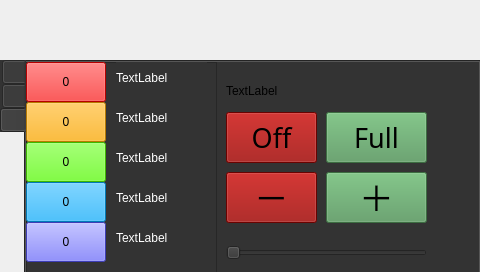
This is src/testing/Burgler/mainwindow.ui in nickguthrie/embedd-gui as Qt 5 draws it before an edit. The edited form follows.
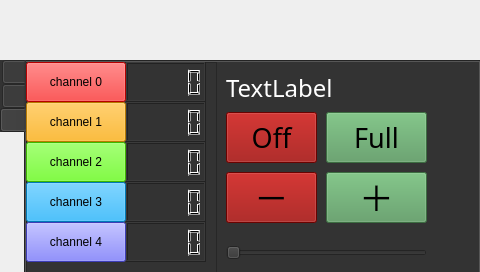
This is the edited form. Icons and pictures are not drawn.

Commit message: Good working version of channels.

```diff
--- a/src/testing/Burgler/mainwindow.ui
+++ b/src/testing/Burgler/mainwindow.ui
@@ -317,13 +317,13 @@
         <rect>
          <x>0</x>
          <y>0</y>
-         <width>80</width>
+         <width>100</width>
          <height>40</height>
         </rect>
        </property>
        <property name="minimumSize">
         <size>
-         <width>80</width>
+         <width>100</width>
          <height>40</height>
         </size>
        </property>
@@ -337,7 +337,7 @@
         <string notr="true">background-color: rgb(255, 0, 0);</string>
        </property>
        <property name="text">
-        <string>0</string>
+        <string>channel 0</string>
        </property>
       </widget>
       <widget class="QPushButton" name="cbutton_02">
@@ -345,13 +345,13 @@
         <rect>
          <x>0</x>
          <y>40</y>
-         <width>80</width>
+         <width>100</width>
          <height>40</height>
         </rect>
        </property>
        <property name="minimumSize">
         <size>
-         <width>80</width>
+         <width>100</width>
          <height>40</height>
         </size>
        </property>
@@ -365,7 +365,7 @@
         <string notr="true">background-color: rgb(255, 170, 0);</string>
        </property>
        <property name="text">
-        <string>0</string>
+        <string>channel 1</string>
        </property>
       </widget>
       <widget class="QPushButton" name="cbutton_03">
@@ -373,13 +373,13 @@
         <rect>
          <x>0</x>
          <y>80</y>
-         <width>80</width>
+         <width>100</width>
          <height>40</height>
         </rect>
        </property>
        <property name="minimumSize">
         <size>
-         <width>80</width>
+         <width>100</width>
          <height>40</height>
         </size>
        </property>
@@ -393,7 +393,7 @@
         <string notr="true">background-color: rgb(85, 255, 0);</string>
        </property>
        <property name="text">
-        <string>0</string>
+        <string>channel 2</string>
        </property>
       </widget>
       <widget class="QPushButton" name="cbutton_04">
@@ -401,13 +401,13 @@
         <rect>
          <x>0</x>
          <y>120</y>
-         <width>80</width>
+         <width>100</width>
          <height>40</height>
         </rect>
        </property>
        <property name="minimumSize">
         <size>
-         <width>80</width>
+         <width>100</width>
          <height>40</height>
         </size>
        </property>
@@ -421,7 +421,7 @@
         <string notr="true">background-color: rgb(0, 170, 255);</string>
        </property>
        <property name="text">
-        <string>0</string>
+        <string>channel 3</string>
        </property>
       </widget>
       <widget class="QPushButton" name="cbutton_05">
@@ -429,13 +429,13 @@
         <rect>
          <x>0</x>
          <y>160</y>
-         <width>80</width>
+         <width>100</width>
          <height>40</height>
         </rect>
        </property>
        <property name="minimumSize">
         <size>
-         <width>80</width>
+         <width>100</width>
          <height>40</height>
         </size>
        </property>
@@ -449,87 +449,87 @@
         <string notr="true">background-color: rgb(85, 85, 255);</string>
        </property>
        <property name="text">
-        <string>0</string>
+        <string>channel 4</string>
        </property>
       </widget>
-      <widget class="QLabel" name="label_2">
+      <widget class="QLCDNumber" name="lcd_0">
        <property name="geometry">
         <rect>
-         <x>90</x>
+         <x>100</x>
          <y>0</y>
-         <width>91</width>
-         <height>31</height>
+         <width>80</width>
+         <height>40</height>
         </rect>
        </property>
-       <property name="styleSheet">
-        <string notr="true">color: rgb(255, 255, 255);</string>
-       </property>
-       <property name="text">
-        <string>TextLabel</string>
+       <property name="minimumSize">
+        <size>
+         <width>80</width>
+         <height>40</height>
+        </size>
        </property>
       </widget>
-      <widget class="QLabel" name="label_3">
+      <widget class="QLCDNumber" name="lcd_1">
        <property name="geometry">
         <rect>
-         <x>90</x>
+         <x>100</x>
          <y>40</y>
-         <width>91</width>
-         <height>31</height>
+         <width>80</width>
+         <height>40</height>
         </rect>
        </property>
-       <property name="styleSheet">
-        <string notr="true">color: rgb(255, 255, 255);</string>
-       </property>
-       <property name="text">
-        <string>TextLabel</string>
+       <property name="minimumSize">
+        <size>
+         <width>80</width>
+         <height>40</height>
+        </size>
        </property>
       </widget>
-      <widget class="QLabel" name="label_4">
+      <widget class="QLCDNumber" name="lcd_2">
        <property name="geometry">
         <rect>
-         <x>90</x>
+         <x>100</x>
          <y>80</y>
-         <width>91</width>
-         <height>31</height>
+         <width>80</width>
+         <height>40</height>
         </rect>
        </property>
-       <property name="styleSheet">
-        <string notr="true">color: rgb(255, 255, 255);</string>
-       </property>
-       <property name="text">
-        <string>TextLabel</string>
+       <property name="minimumSize">
+        <size>
+         <width>80</width>
+         <height>40</height>
+        </size>
        </property>
       </widget>
-      <widget class="QLabel" name="label_5">
+      <widget class="QLCDNumber" name="lcd_3">
        <property name="geometry">
         <rect>
-         <x>90</x>
+         <x>100</x>
          <y>120</y>
-         <width>91</width>
-         <height>31</height>
+         <width>80</width>
+         <height>40</height>
         </rect>
        </property>
-       <property name="styleSheet">
-        <string notr="true">color: rgb(255, 255, 255);</string>
-       </property>
-       <property name="text">
-        <string>TextLabel</string>
+       <property name="minimumSize">
+        <size>
+         <width>80</width>
+         <height>40</height>
+        </size>
        </property>
       </widget>
-      <widget class="QLabel" name="label_6">
+      <widget class="QLCDNumber" name="lcd_4">
        <property name="geometry">
         <rect>
-         <x>90</x>
+         <x>100</x>
          <y>160</y>
-         <width>91</width>
-         <height>31</height>
+         <width>80</width>
+         <height>40</height>
         </rect>
        </property>
-       <property name="styleSheet">
-        <string notr="true">color: rgb(255, 255, 255);</string>
-       </property>
-       <property name="text">
-        <string>TextLabel</string>
+       <property name="minimumSize">
+        <size>
+         <width>80</width>
+         <height>40</height>
+        </size>
        </property>
       </widget>
      </widget>
@@ -665,11 +665,20 @@
       <property name="geometry">
        <rect>
         <x>200</x>
-        <y>20</y>
+        <y>10</y>
         <width>201</width>
-        <height>17</height>
+        <height>31</height>
        </rect>
       </property>
+      <property name="font">
+       <font>
+        <family>Abyssinica SIL</family>
+        <pointsize>18</pointsize>
+       </font>
+      </property>
+      <property name="styleSheet">
+       <string notr="true">color: rgb(255, 255, 255);</string>
+      </property>
       <property name="text">
        <string>TextLabel</string>
       </property>
```
Left out of the diff: 20 changed lines with no effect on the pictures. The commit also changes 4 other files.
